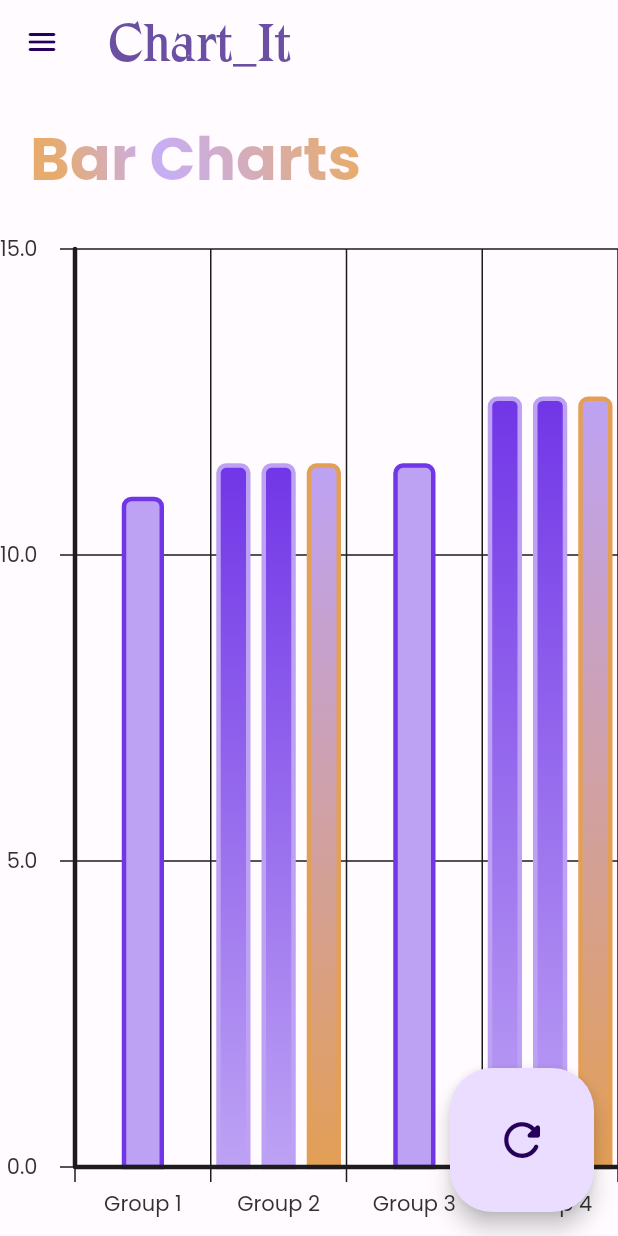
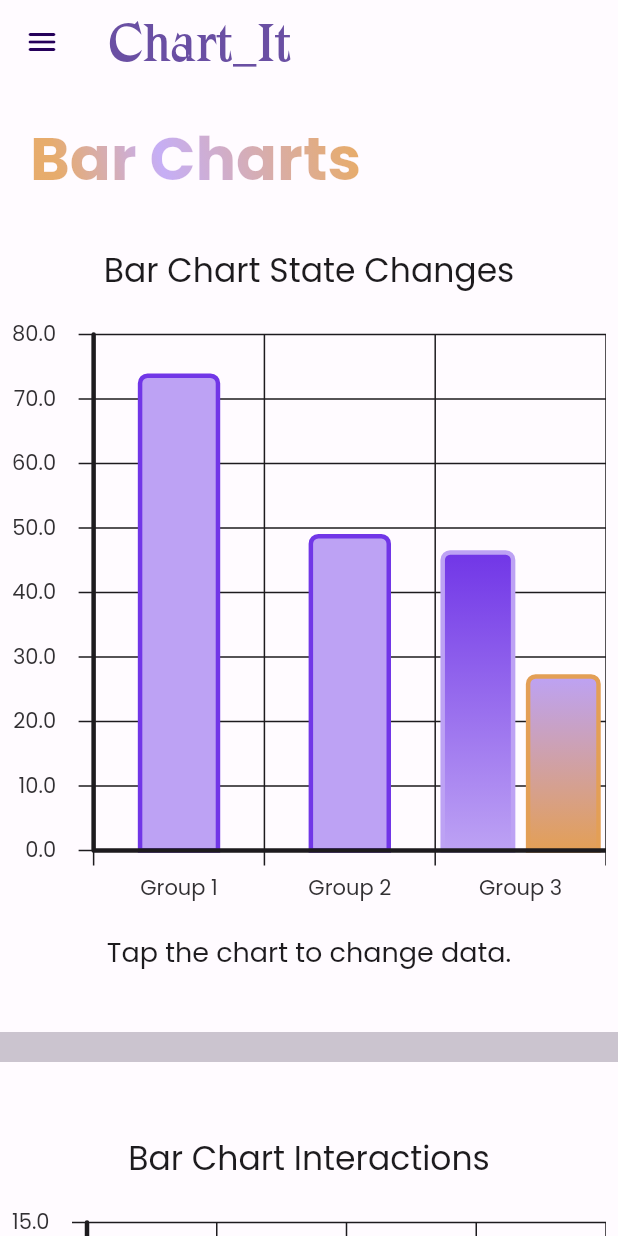
Before and after one commit to wednesday-solutions/chart_it, a Flutter app: the screen it shows after launch, on a phone screen of 412 x 824 dp. Run offline on Flutter 3.47's test engine with Material 2 defaults, Android fonts, the phone set to English and light mode, and no system bars; our stand-ins replace equatable, flutter_svg, google_fonts, responsive_sizer, sidebarx, universal_platform; missing offline and left inert: flutter_displaymode.

Commit message:
Update bar chart exmaple

```diff
--- /dev/null
+++ b/example/lib/screens/bar_chart.dart
@@ -0,0 +1,97 @@
+import 'package:example/screens/bar_chart_animation.dart';
+import 'package:example/screens/bar_charts_interaction.dart';
+import 'package:flutter/material.dart';
+import 'package:responsive_sizer/responsive_sizer.dart';
+
+class TestBarChart extends StatelessWidget {
+  const TestBarChart({Key? key}) : super(key: key);
+
+  final LinearGradient titleGradient = const LinearGradient(
+    begin: Alignment.bottomLeft,
+    end: Alignment.topRight,
+    stops: [
+      0.1,
+      0.4,
+      0.95,
+    ],
+    colors: <Color>[
+      Color(0xFFE39F56),
+      Color(0xFFBDA2F4),
+      Color(0xFFE39F56),
+    ],
+  );
+
+  @override
+  Widget build(BuildContext context) {
+    return Scaffold(
+      body: Column(
+        children: [
+          Align(
+            alignment: Alignment.centerLeft,
+            child: Padding(
+              padding: const EdgeInsets.all(20.0),
+              child: ShaderMask(
+                blendMode: BlendMode.srcIn,
+                shaderCallback: (Rect bounds) => titleGradient.createShader(
+                  Rect.fromLTWH(0.0, 0.0, bounds.width, bounds.height),
+                ),
+                child: Text(
+                  'Bar Charts',
+                  style: TextStyle(
+                    fontSize: 26.sp,
+                    fontWeight: FontWeight.bold,
+                  ),
+                ),
+              ),
+            ),
+          ),
+          Expanded(
+              child: ListView(
+            children: [
+              Padding(
+                padding: const EdgeInsets.all(8.0),
+                child: Text("Bar Chart State Changes",
+                    textAlign: TextAlign.center,
+                    style: TextStyle(
+                        fontSize: 22,
+                        color: Theme.of(context).colorScheme.onBackground
+                    )),
+              ),
+              const Padding(
+                padding: EdgeInsets.all(8.0),
+                child: TestBarChartsAnimation(),
+              ),
+              Text("Tap the chart to change data.",
+                  textAlign: TextAlign.center,
+                  style: TextStyle(
+                    fontSize: 18,
+                    color: Theme.of(context).colorScheme.onBackground
+                  )),
+              const Divider(height: 100, thickness: 20,),
+              Padding(
+                padding: const EdgeInsets.all(8.0),
+                child: Text("Bar Chart Interactions",
+                    textAlign: TextAlign.center,
+                    style: TextStyle(
+                        fontSize: 22,
+                        color: Theme.of(context).colorScheme.onBackground
+                    )),
+              ),
+              const Padding(
+                padding: EdgeInsets.all(8.0),
+                child: TestBarChartsInteraction(),
+              ),
+              Text("Tap or drag to interact with the chart.",
+                  textAlign: TextAlign.center,
+                  style: TextStyle(
+                      fontSize: 18,
+                      color: Theme.of(context).colorScheme.onBackground
+                  )),
+              const SizedBox(height: 50,)
+            ],
+          )),
+        ],
+      ),
+    );
+  }
+}
--- /dev/null
+++ b/example/lib/screens/bar_chart_animation.dart
@@ -0,0 +1,142 @@
+import 'dart:math';
+
+import 'package:chart_it/chart_it.dart';
+import 'package:flutter/material.dart';
+import 'package:google_fonts/google_fonts.dart';
+import 'package:responsive_sizer/responsive_sizer.dart';
+
+var rng = Random();
+
+class TestBarChartsAnimation extends StatefulWidget {
+  const TestBarChartsAnimation({Key? key}) : super(key: key);
+
+  @override
+  State<TestBarChartsAnimation> createState() => _TestBarChartsAnimationState();
+}
+
+class _TestBarChartsAnimationState extends State<TestBarChartsAnimation> {
+
+  @override
+  Widget build(BuildContext context) {
+    var theme = Theme.of(context);
+    return GestureDetector(
+      onTap: () {
+        setState(() {
+
+        });
+      },
+      child: BarChart(
+        height: 400,
+        title: const Text('Demo Chart'),
+        chartStyle: CartesianChartStyle(
+          backgroundColor: theme.colorScheme.surface,
+          alignment: CartesianChartAlignment.spaceEvenly,
+          orientation: CartesianChartOrientation.vertical,
+          axisStyle: CartesianAxisStyle(
+            axisWidth: 3.0,
+            showXAxisLabels: false,
+            axisColor: theme.colorScheme.onBackground,
+            tickColor: theme.colorScheme.onBackground,
+            tickLabelStyle: ChartTextStyle(
+              textStyle: GoogleFonts.poppins(
+                color: theme.colorScheme.inverseSurface,
+              ),
+            ),
+          ),
+          gridStyle: CartesianGridStyle(
+            show: true,
+            gridLineWidth: 1.0,
+            gridLineColor: theme.colorScheme.onBackground,
+            xUnitValue: 1.0,
+            yUnitValue: 10.0,
+          ),
+        ),
+        data: BarSeries(
+          seriesStyle: const BarDataStyle(
+            barColor: Color(0xFFBDA2F4),
+            strokeWidth: 3.0,
+            strokeColor: Color(0xFF7136E7),
+            cornerRadius: BorderRadius.only(
+              topLeft: Radius.circular(5.0),
+              topRight: Radius.circular(5.0),
+            ),
+          ),
+          barData: makeGroupData(context),
+        ),
+      ),
+    );
+  }
+}
+
+List<BarGroup> makeGroupData(BuildContext context) {
+  var theme = Theme.of(context);
+  double next(num min, num max) => rng.nextDouble() * (max - min) + min;
+
+  List<BarGroup> barSeries = List.generate(next(3,5).toInt(), (index) {
+    if (rng.nextBool()) {
+      return SimpleBar(
+        xValue: index + 1,
+        label: (value) => 'Group ${index + 1}',
+        labelStyle: ChartTextStyle(
+          textStyle: GoogleFonts.poppins(
+            color: theme.colorScheme.inverseSurface,
+          ),
+        ),
+        yValue: BarData(yValue: next(10, 90)),
+      );
+    } else {
+      return MultiBar(
+        xValue: index + 1,
+        groupSpacing: 10.0,
+        label: (value) => 'Group ${index + 1}',
+        labelStyle: ChartTextStyle(
+          textStyle: GoogleFonts.poppins(
+            color: theme.colorScheme.inverseSurface,
+          ),
+        ),
+        yValues: [
+          BarData(
+            barStyle: const BarDataStyle(
+              gradient: LinearGradient(
+                begin: Alignment.bottomCenter,
+                end: Alignment.topCenter,
+                colors: [
+                  Color(0xFFBDA2F4),
+                  Color(0xFF7136E7),
+                ],
+              ),
+              strokeWidth: 3.0,
+              strokeColor: Color(0xFFBDA2F4),
+              cornerRadius: BorderRadius.only(
+                topLeft: Radius.circular(5.0),
+                topRight: Radius.circular(5.0),
+              ),
+            ),
+            yValue: next(10, 90),
+          ),
+          BarData(
+            barStyle: const BarDataStyle(
+              gradient: LinearGradient(
+                begin: Alignment.bottomCenter,
+                end: Alignment.topCenter,
+                colors: [
+                  Color(0xFFE39F56),
+                  Color(0xFFBDA2F4),
+                ],
+              ),
+              strokeWidth: 3.0,
+              strokeColor: Color(0xFFE39F56),
+              cornerRadius: BorderRadius.only(
+                topLeft: Radius.circular(5.0),
+                topRight: Radius.circular(5.0),
+              ),
+            ),
+            yValue: next(10, 90),
+          ),
+        ],
+      );
+    }
+  });
+
+  return barSeries;
+}
--- a/example/lib/screens/bar_charts.dart
+++ /dev/null
@@ -1,239 +0,0 @@
-import 'dart:math';
-
-import 'package:chart_it/chart_it.dart';
-import 'package:flutter/material.dart';
-import 'package:google_fonts/google_fonts.dart';
-import 'package:responsive_sizer/responsive_sizer.dart';
-
-var rng = Random();
-
-class TestBarCharts extends StatefulWidget {
-  const TestBarCharts({Key? key}) : super(key: key);
-
-  @override
-  State<TestBarCharts> createState() => _TestBarChartsState();
-}
-
-class _TestBarChartsState extends State<TestBarCharts> {
-  final LinearGradient titleGradient = const LinearGradient(
-    begin: Alignment.bottomLeft,
-    end: Alignment.topRight,
-    stops: [
-      0.1,
-      0.4,
-      0.95,
-    ],
-    colors: <Color>[
-      Color(0xFFE39F56),
-      Color(0xFFBDA2F4),
-      Color(0xFFE39F56),
-    ],
-  );
-
-  getSeries() {
-    return BarSeries(
-      interactionEvents: BarInteractionEvents(
-          isEnabled: true,
-          snapToBarConfig: const SnapToBarConfig.forAll(
-              snapToWidth: true,
-              snapToHeight: true,
-              snapToBarBehaviour: SnapToBarBehaviour.snapToSection),
-          onTap: (result) {
-            setState(() {
-              _interactionIndex = result.barGroupIndex;
-              _barIndex = result.barDataIndex;
-            });
-          }),
-      seriesStyle: const BarDataStyle(
-        barColor: Color(0xFFBDA2F4),
-        strokeWidth: 3.0,
-        strokeColor: Color(0xFF7136E7),
-        cornerRadius: BorderRadius.only(
-          topLeft: Radius.circular(5.0),
-          topRight: Radius.circular(5.0),
-        ),
-      ),
-      barData: makeGroupData(context),
-    );
-  }
-
-  @override
-  Widget build(BuildContext context) {
-    var theme = Theme.of(context);
-
-    return Scaffold(
-      floatingActionButton: FloatingActionButton.large(
-        child: const Icon(Icons.refresh_rounded),
-        onPressed: () => setState(() {
-          _interactionIndex = -1;
-          _barIndex = -1;
-        }),
-      ),
-      body: Column(
-        children: [
-          Align(
-            alignment: Alignment.centerLeft,
-            child: Padding(
-              padding: const EdgeInsets.all(20.0),
-              child: ShaderMask(
-                blendMode: BlendMode.srcIn,
-                shaderCallback: (Rect bounds) => titleGradient.createShader(
-                  Rect.fromLTWH(0.0, 0.0, bounds.width, bounds.height),
-                ),
-                child: Text(
-                  'Bar Charts',
-                  style: TextStyle(
-                    fontSize: 26.sp,
-                    fontWeight: FontWeight.bold,
-                  ),
-                ),
-              ),
-            ),
-          ),
-          Expanded(
-            child: BarChart(
-              animationDuration: const Duration(milliseconds: 200),
-              animateOnLoad: true,
-              animateOnUpdate: true,
-              maxYValue: 15,
-              title: const Text('Demo Chart'),
-              chartStyle: CartesianChartStyle(
-                backgroundColor: theme.colorScheme.surface,
-                alignment: CartesianChartAlignment.spaceEvenly,
-                orientation: CartesianChartOrientation.vertical,
-                axisStyle: CartesianAxisStyle(
-                  axisWidth: 3.0,
-                  showXAxisLabels: false,
-                  axisColor: theme.colorScheme.onBackground,
-                  tickColor: theme.colorScheme.onBackground,
-                  tickLabelStyle: ChartTextStyle(
-                    textStyle: GoogleFonts.poppins(
-                      color: theme.colorScheme.inverseSurface,
-                    ),
-                  ),
-                ),
-                gridStyle: CartesianGridStyle(
-                  show: true,
-                  gridLineWidth: 1.0,
-                  gridLineColor: theme.colorScheme.onBackground,
-                  xUnitValue: 1.0,
-                  yUnitValue: 5.0,
-                ),
-              ),
-              data: getSeries(),
-            ),
-          ),
-        ],
-      ),
-    );
-  }
-}
-
-int _interactionIndex = -1;
-int _barIndex = -1;
-
-List<BarGroup> makeGroupData(BuildContext context) {
-  var theme = Theme.of(context);
-
-  List<BarGroup> barSeries = List.generate(4, (index) {
-    if (index % 2 == 0) {
-      return SimpleBar(
-        xValue: index + 1,
-        label: (value) => 'Group ${index + 1}',
-        labelStyle: ChartTextStyle(
-          textStyle: GoogleFonts.poppins(
-            color: theme.colorScheme.inverseSurface,
-          ),
-        ),
-        yValue: BarData(
-            yValue: _interactionIndex == index
-                ? 10.5 + index / 2 * 0.5
-                : 10 + index / 2 * 0.5),
-      );
-    } else {
-      return MultiBar(
-        xValue: index + 1,
-        groupSpacing: 50.0,
-        label: (value) => 'Group ${index + 1}',
-        labelStyle: ChartTextStyle(
-          textStyle: GoogleFonts.poppins(
-            color: theme.colorScheme.inverseSurface,
-          ),
-        ),
-        yValues: [
-          BarData(
-            barStyle: const BarDataStyle(
-              gradient: LinearGradient(
-                begin: Alignment.bottomCenter,
-                end: Alignment.topCenter,
-                colors: [
-                  Color(0xFFBDA2F4),
-                  Color(0xFF7136E7),
-                ],
-              ),
-              strokeWidth: 3.0,
-              strokeColor: Color(0xFFBDA2F4),
-              cornerRadius: BorderRadius.only(
-                topLeft: Radius.circular(5.0),
-                topRight: Radius.circular(5.0),
-              ),
-            ),
-            yValue: _interactionIndex == index
-                ? _barIndex == 0
-                    ? 10.5 + index * 0.5
-                    : 10 + index * 0.5
-                : 10 + index * 0.5,
-          ),
-          BarData(
-            barStyle: const BarDataStyle(
-              gradient: LinearGradient(
-                begin: Alignment.bottomCenter,
-                end: Alignment.topCenter,
-                colors: [
-                  Color(0xFFBDA2F4),
-                  Color(0xFF7136E7),
-                ],
-              ),
-              strokeWidth: 3.0,
-              strokeColor: Color(0xFFBDA2F4),
-              cornerRadius: BorderRadius.only(
-                topLeft: Radius.circular(5.0),
-                topRight: Radius.circular(5.0),
-              ),
-            ),
-            yValue: _interactionIndex == index
-                ? _barIndex == 1
-                    ? 10.5 + index * 0.5
-                    : 10 + index * 0.5
-                : 10 + index * 0.5,
-          ),
-          BarData(
-            barStyle: const BarDataStyle(
-              gradient: LinearGradient(
-                begin: Alignment.bottomCenter,
-                end: Alignment.topCenter,
-                colors: [
-                  Color(0xFFE39F56),
-                  Color(0xFFBDA2F4),
-                ],
-              ),
-              strokeWidth: 3.0,
-              strokeColor: Color(0xFFE39F56),
-              cornerRadius: BorderRadius.only(
-                topLeft: Radius.circular(5.0),
-                topRight: Radius.circular(5.0),
-              ),
-            ),
-            yValue: _interactionIndex == index
-                ? _barIndex == 2
-                    ? 10.5 + index * 0.5
-                    : 10 + index * 0.5
-                : 10 + index * 0.5,
-          ),
-        ],
-      );
-    }
-  });
-
-  return barSeries;
-}
--- /dev/null
+++ b/example/lib/screens/bar_charts_interaction.dart
@@ -0,0 +1,173 @@
+import 'dart:math';
+
+import 'package:chart_it/chart_it.dart';
+import 'package:flutter/material.dart';
+import 'package:google_fonts/google_fonts.dart';
+import 'package:responsive_sizer/responsive_sizer.dart';
+
+class TestBarChartsInteraction extends StatefulWidget {
+  const TestBarChartsInteraction({Key? key}) : super(key: key);
+
+  @override
+  State<TestBarChartsInteraction> createState() =>
+      _TestBarChartsInteractionState();
+}
+
+class _TestBarChartsInteractionState extends State<TestBarChartsInteraction> {
+  getSeries() {
+    return BarSeries(
+      interactionEvents: BarInteractionEvents(
+          isEnabled: true,
+          snapToBarConfig: const SnapToBarConfig.forAll(
+              snapToWidth: true,
+              snapToHeight: true,
+              snapToBarBehaviour: SnapToBarBehaviour.snapToSection),
+          onTap: (result) {
+            setState(() {
+              _interactionIndex = result.barGroupIndex;
+              _barIndex = result.barDataIndex;
+            });
+          },
+          onDrag: (result) {
+            setState(() {
+              _interactionIndex = result.barGroupIndex;
+              _barIndex = result.barDataIndex;
+            });
+          }),
+      seriesStyle: const BarDataStyle(
+        barColor: Color(0xFFBDA2F4),
+        strokeWidth: 3.0,
+        strokeColor: Color(0xFF7136E7),
+        cornerRadius: BorderRadius.only(
+          topLeft: Radius.circular(5.0),
+          topRight: Radius.circular(5.0),
+        ),
+      ),
+      barData: makeGroupData(context),
+    );
+  }
+
+  @override
+  Widget build(BuildContext context) {
+    var theme = Theme.of(context);
+
+    return BarChart(
+      height: 400,
+      animationDuration: const Duration(milliseconds: 200),
+      animateOnLoad: true,
+      animateOnUpdate: true,
+      maxYValue: 15,
+      title: const Text('Demo Chart'),
+      chartStyle: CartesianChartStyle(
+        backgroundColor: theme.colorScheme.surface,
+        alignment: CartesianChartAlignment.spaceEvenly,
+        orientation: CartesianChartOrientation.vertical,
+        axisStyle: CartesianAxisStyle(
+          axisWidth: 3.0,
+          showXAxisLabels: false,
+          axisColor: theme.colorScheme.onBackground,
+          tickColor: theme.colorScheme.onBackground,
+          tickLabelStyle: ChartTextStyle(
+            textStyle: GoogleFonts.poppins(
+              color: theme.colorScheme.inverseSurface,
+            ),
+          ),
+        ),
+        gridStyle: CartesianGridStyle(
+          show: true,
+          gridLineWidth: 1.0,
+          gridLineColor: theme.colorScheme.onBackground,
+          xUnitValue: 1.0,
+          yUnitValue: 5.0,
+        ),
+      ),
+      data: getSeries(),
+    );
+  }
+}
+
+int _interactionIndex = -1;
+int _barIndex = -1;
+
+List<BarGroup> makeGroupData(BuildContext context) {
+  var theme = Theme.of(context);
+
+  List<BarGroup> barSeries = List.generate(4, (index) {
+    if (index % 2 == 0) {
+      return SimpleBar(
+        xValue: index + 1,
+        label: (value) => 'Group ${index + 1}',
+        labelStyle: ChartTextStyle(
+          textStyle: GoogleFonts.poppins(
+            color: theme.colorScheme.inverseSurface,
+          ),
+        ),
+        yValue: BarData(
+            yValue: _interactionIndex == index
+                ? 9 + index / 2 * 0.5
+                : 8 + index / 2 * 0.5),
+      );
+    } else {
+      return MultiBar(
+        xValue: index + 1,
+        groupSpacing: 10.0,
+        label: (value) => 'Group ${index + 1}',
+        labelStyle: ChartTextStyle(
+          textStyle: GoogleFonts.poppins(
+            color: theme.colorScheme.inverseSurface,
+          ),
+        ),
+        yValues: [
+          BarData(
+            barStyle: const BarDataStyle(
+              gradient: LinearGradient(
+                begin: Alignment.bottomCenter,
+                end: Alignment.topCenter,
+                colors: [
+                  Color(0xFFBDA2F4),
+                  Color(0xFF7136E7),
+                ],
+              ),
+              strokeWidth: 3.0,
+              strokeColor: Color(0xFFBDA2F4),
+              cornerRadius: BorderRadius.only(
+                topLeft: Radius.circular(5.0),
+                topRight: Radius.circular(5.0),
+              ),
+            ),
+            yValue: _interactionIndex == index
+                ? _barIndex == 0
+                    ? 10.5 + index * 0.5
+                    : 10 + index * 0.5
+                : 10 + index * 0.5,
+          ),
+          BarData(
+            barStyle: const BarDataStyle(
+              gradient: LinearGradient(
+                begin: Alignment.bottomCenter,
+                end: Alignment.topCenter,
+                colors: [
+                  Color(0xFFE39F56),
+                  Color(0xFFBDA2F4),
+                ],
+              ),
+              strokeWidth: 3.0,
+              strokeColor: Color(0xFFE39F56),
+              cornerRadius: BorderRadius.only(
+                topLeft: Radius.circular(5.0),
+                topRight: Radius.circular(5.0),
+              ),
+            ),
+            yValue: _interactionIndex == index
+                ? _barIndex == 1
+                    ? 4.5 + index * 0.5
+                    : 4 + index * 0.5
+                : 4 + index * 0.5,
+          ),
+        ],
+      );
+    }
+  });
+
+  return barSeries;
+}
--- a/example/lib/screens/navigation/multi_platform_content.dart
+++ b/example/lib/screens/navigation/multi_platform_content.dart
@@ -1,4 +1,6 @@
-import 'package:example/screens/bar_charts.dart';
+import 'package:example/screens/bar_chart.dart';
+import 'package:example/screens/bar_chart_animation.dart';
+import 'package:example/screens/bar_charts_interaction.dart';
 import 'package:example/screens/pie_charts.dart';
 import 'package:example/tools/current_device.dart';
 import 'package:flutter/material.dart';
@@ -82,7 +84,7 @@ class _MultiPlatformContentState extends State<MultiPlatformContent> {
               builder: (context, _) {
                 switch (_controller.selectedIndex) {
                   case 0:
-                    return const TestBarCharts();
+                    return const TestBarChart();
                   case 1:
                     return const TestPieCharts();
                   default:
--- a/lib/src/charts/data/bars/multi_bar.dart
+++ b/lib/src/charts/data/bars/multi_bar.dart
@@ -85,5 +85,5 @@ class MultiBar extends BarGroup {
   }
 
   @override
-  List<Object?> get props => [xValue, yValues, labelStyle, groupStyle];
+  List<Object?> get props => [xValue, yValues, labelStyle, groupStyle, groupSpacing, arrangement];
 }
--- a/lib/src/charts/painters/cartesian/bar_painter.dart
+++ b/lib/src/charts/painters/cartesian/bar_painter.dart
@@ -307,6 +307,7 @@ class BarPainter implements CartesianPainter<BarInteractionResult> {
     // This is because we don't want our bar to exceed the min/max values
     // we then multiply it by the vRatio to get the vertical pixel value!
     var y = barData.yValue * data.vRatio;
+
     // The x values start from the left side of the chart and then increase by unit width!
     // Note: y values increase from the top to the bottom of the screen, so
     // we have to subtract the computed y value from the chart's bottom to invert the drawing!
--- a/lib/src/charts/painters/cartesian/cartesian_chart_painter.dart
+++ b/lib/src/charts/painters/cartesian/cartesian_chart_painter.dart
@@ -311,8 +311,8 @@ class CartesianChartPainter {
 
     return CartesianChartGeometryData(
         graphPolygon: graphPolygon,
-        graphHeight: graphHeight,
-        graphWidth: graphWidth,
+        graphHeight: graphPolygon.height,
+        graphWidth: graphPolygon.width,
         graphOrigin: graphOrigin,
         axisOrigin: axisOrigin,
         graphUnitWidth: graphUnitWidth,
```
Also changed, not shown: example/pubspec.lock.
